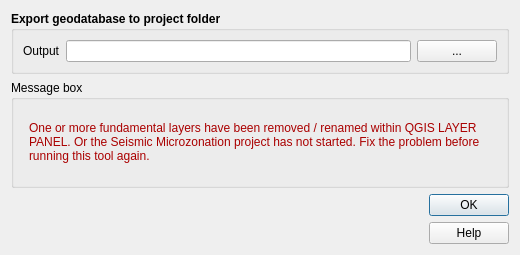
Qt form tb_esporta_shp.ui (CNR-IGAG/mzs-tools) before a commit.
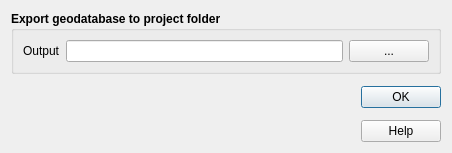
The same form after that commit. Icons and pictures are not drawn.

Commit message: - fix export tool - update readme, add citation and credits - update dependencies and ide settings

```diff
--- a/tb_esporta_shp.ui
+++ b/tb_esporta_shp.ui
@@ -2,30 +2,10 @@
 <ui version="4.0">
  <class>esporta_shp</class>
  <widget class="QDialog" name="esporta_shp">
-  <property name="geometry">
-   <rect>
-    <x>0</x>
-    <y>0</y>
-    <width>520</width>
-    <height>255</height>
-   </rect>
-  </property>
-  <property name="sizePolicy">
-   <sizepolicy hsizetype="Fixed" vsizetype="Fixed">
-    <horstretch>0</horstretch>
-    <verstretch>0</verstretch>
-   </sizepolicy>
-  </property>
   <property name="minimumSize">
    <size>
-    <width>520</width>
-    <height>245</height>
-   </size>
-  </property>
-  <property name="maximumSize">
-   <size>
-    <width>1500</width>
-    <height>1500</height>
+    <width>452</width>
+    <height>153</height>
    </size>
   </property>
   <property name="windowTitle">
@@ -98,49 +78,6 @@
      </layout>
     </widget>
    </item>
-   <item>
-    <widget class="QGroupBox" name="groupBox">
-     <property name="sizePolicy">
-      <sizepolicy hsizetype="Expanding" vsizetype="Fixed">
-       <horstretch>0</horstretch>
-       <verstretch>0</verstretch>
-      </sizepolicy>
-     </property>
-     <property name="minimumSize">
-      <size>
-       <width>0</width>
-       <height>0</height>
-      </size>
-     </property>
-     <property name="title">
-      <string>Message box</string>
-     </property>
-     <layout class="QFormLayout" name="formLayout">
-      <item row="0" column="1">
-       <widget class="QLabel" name="alert_text">
-        <property name="sizePolicy">
-         <sizepolicy hsizetype="Expanding" vsizetype="Expanding">
-          <horstretch>0</horstretch>
-          <verstretch>0</verstretch>
-         </sizepolicy>
-        </property>
-        <property name="text">
-         <string>&lt;html&gt;&lt;head/&gt;&lt;body&gt;&lt;p&gt;&lt;span style=&quot; color:#aa0000;&quot;&gt;One or more fundamental layers have been removed / renamed within QGIS LAYER PANEL. Or the Seismic Microzonation project has not started. Fix the problem before running this tool again.&lt;/span&gt;&lt;/p&gt;&lt;/body&gt;&lt;/html&gt;</string>
-        </property>
-        <property name="textFormat">
-         <enum>Qt::RichText</enum>
-        </property>
-        <property name="alignment">
-         <set>Qt::AlignLeading|Qt::AlignLeft|Qt::AlignVCenter</set>
-        </property>
-        <property name="wordWrap">
-         <bool>true</bool>
-        </property>
-       </widget>
-      </item>
-     </layout>
-    </widget>
-   </item>
    <item>
     <layout class="QHBoxLayout" name="horizontalLayout">
      <item>
```
The commit also changes 9 other files.
